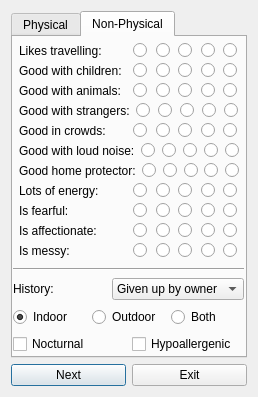
The window that deliverable2-code/d2-source/addanimal.ui (ashleefoureyes/quackjaws) describes before a commit, drawn with Qt 5.
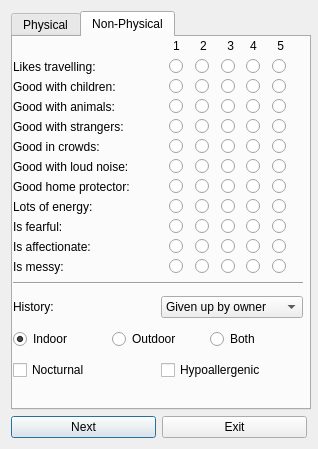
The same window after the commit. The open tabs and pages were chosen to show the change.

The edit to the form file:
```diff
--- a/deliverable2-code/d2-source/addanimal.ui
+++ b/deliverable2-code/d2-source/addanimal.ui
@@ -6,20 +6,20 @@
    <rect>
     <x>0</x>
     <y>0</y>
-    <width>258</width>
-    <height>397</height>
+    <width>318</width>
+    <height>449</height>
    </rect>
   </property>
   <property name="minimumSize">
    <size>
-    <width>258</width>
-    <height>397</height>
+    <width>300</width>
+    <height>425</height>
    </size>
   </property>
   <property name="maximumSize">
    <size>
-    <width>258</width>
-    <height>398</height>
+    <width>318</width>
+    <height>449</height>
    </size>
   </property>
   <property name="windowTitle">
@@ -42,6 +42,18 @@
    </item>
    <item row="0" column="0" colspan="2">
     <widget class="QTabWidget" name="Tabs">
+     <property name="minimumSize">
+      <size>
+       <width>300</width>
+       <height>0</height>
+      </size>
+     </property>
+     <property name="maximumSize">
+      <size>
+       <width>300</width>
+       <height>400</height>
+      </size>
+     </property>
      <property name="currentIndex">
       <number>0</number>
      </property>
@@ -270,24 +282,42 @@
       <widget class="QWidget" name="widget" native="true">
        <property name="geometry">
         <rect>
-         <x>6</x>
-         <y>6</y>
-         <width>230</width>
+         <x>0</x>
+         <y>20</y>
+         <width>291</width>
          <height>221</height>
         </rect>
        </property>
+       <property name="minimumSize">
+        <size>
+         <width>291</width>
+         <height>221</height>
+        </size>
+       </property>
        <widget class="QWidget" name="layoutWidget">
         <property name="geometry">
          <rect>
           <x>0</x>
           <y>0</y>
-          <width>221</width>
-          <height>16</height>
+          <width>279</width>
+          <height>19</height>
          </rect>
         </property>
         <layout class="QHBoxLayout" name="likesTravelling">
          <item>
           <widget class="QLabel" name="lbLikesTravel">
+           <property name="minimumSize">
+            <size>
+             <width>150</width>
+             <height>0</height>
+            </size>
+           </property>
+           <property name="maximumSize">
+            <size>
+             <width>150</width>
+             <height>100</height>
+            </size>
+           </property>
            <property name="text">
             <string>Likes travelling:</string>
            </property>
@@ -357,13 +387,25 @@
          <rect>
           <x>0</x>
           <y>200</y>
-          <width>221</width>
-          <height>16</height>
+          <width>279</width>
+          <height>19</height>
          </rect>
         </property>
         <layout class="QHBoxLayout" name="messy">
          <item>
           <widget class="QLabel" name="lbMessy">
+           <property name="minimumSize">
+            <size>
+             <width>150</width>
+             <height>0</height>
+            </size>
+           </property>
+           <property name="maximumSize">
+            <size>
+             <width>150</width>
+             <height>100</height>
+            </size>
+           </property>
            <property name="text">
             <string>Is messy:</string>
            </property>
@@ -433,13 +475,25 @@
          <rect>
           <x>0</x>
           <y>40</y>
-          <width>221</width>
-          <height>16</height>
+          <width>279</width>
+          <height>19</height>
          </rect>
         </property>
         <layout class="QHBoxLayout" name="goodWithAnimals">
          <item>
           <widget class="QLabel" name="lbGoodWithAnimals">
+           <property name="minimumSize">
+            <size>
+             <width>150</width>
+             <height>0</height>
+            </size>
+           </property>
+           <property name="maximumSize">
+            <size>
+             <width>150</width>
+             <height>100</height>
+            </size>
+           </property>
            <property name="text">
             <string>Good with animals:</string>
            </property>
@@ -509,13 +563,25 @@
          <rect>
           <x>0</x>
           <y>100</y>
-          <width>221</width>
-          <height>16</height>
+          <width>279</width>
+          <height>19</height>
          </rect>
         </property>
         <layout class="QHBoxLayout" name="noise">
          <item>
           <widget class="QLabel" name="lbNoise">
+           <property name="minimumSize">
+            <size>
+             <width>150</width>
+             <height>0</height>
+            </size>
+           </property>
+           <property name="maximumSize">
+            <size>
+             <width>150</width>
+             <height>100</height>
+            </size>
+           </property>
            <property name="text">
             <string>Good with loud noise:</string>
            </property>
@@ -585,13 +651,25 @@
          <rect>
           <x>0</x>
           <y>20</y>
-          <width>221</width>
-          <height>16</height>
+          <width>279</width>
+          <height>19</height>
          </rect>
         </property>
         <layout class="QHBoxLayout" name="goodWithChildren">
          <item>
           <widget class="QLabel" name="lbGoodWithChildren">
+           <property name="minimumSize">
+            <size>
+             <width>150</width>
+             <height>0</height>
+            </size>
+           </property>
+           <property name="maximumSize">
+            <size>
+             <width>150</width>
+             <height>100</height>
+            </size>
+           </property>
            <property name="text">
             <string>Good with children:</string>
            </property>
@@ -661,13 +739,25 @@
          <rect>
           <x>0</x>
           <y>180</y>
-          <width>221</width>
-          <height>16</height>
+          <width>279</width>
+          <height>19</height>
          </rect>
         </property>
         <layout class="QHBoxLayout" name="affection">
          <item>
           <widget class="QLabel" name="lbAffection">
+           <property name="minimumSize">
+            <size>
+             <width>150</width>
+             <height>0</height>
+            </size>
+           </property>
+           <property name="maximumSize">
+            <size>
+             <width>150</width>
+             <height>100</height>
+            </size>
+           </property>
            <property name="text">
             <string>Is affectionate:</string>
            </property>
@@ -737,13 +827,25 @@
          <rect>
           <x>0</x>
           <y>140</y>
-          <width>221</width>
-          <height>16</height>
+          <width>279</width>
+          <height>19</height>
          </rect>
         </property>
         <layout class="QHBoxLayout" name="lotsOfEnergy">
          <item>
           <widget class="QLabel" name="lbEnergy">
+           <property name="minimumSize">
+            <size>
+             <width>150</width>
+             <height>0</height>
+            </size>
+           </property>
+           <property name="maximumSize">
+            <size>
+             <width>150</width>
+             <height>100</height>
+            </size>
+           </property>
            <property name="text">
             <string>Lots of energy:</string>
            </property>
@@ -813,13 +915,25 @@
          <rect>
           <x>0</x>
           <y>80</y>
-          <width>221</width>
-          <height>16</height>
+          <width>279</width>
+          <height>19</height>
          </rect>
         </property>
         <layout class="QHBoxLayout" name="crowds">
          <item>
           <widget class="QLabel" name="lbCrowds">
+           <property name="minimumSize">
+            <size>
+             <width>150</width>
+             <height>0</height>
+            </size>
+           </property>
+           <property name="maximumSize">
+            <size>
+             <width>150</width>
+             <height>100</height>
+            </size>
+           </property>
            <property name="text">
             <string>Good in crowds:</string>
            </property>
@@ -889,13 +1003,25 @@
          <rect>
           <x>0</x>
           <y>60</y>
-          <width>221</width>
-          <height>16</height>
+          <width>279</width>
+          <height>19</height>
          </rect>
         </property>
         <layout class="QHBoxLayout" name="strangers">
          <item>
           <widget class="QLabel" name="lbStrange">
+           <property name="minimumSize">
+            <size>
+             <width>150</width>
+             <height>0</height>
+            </size>
+           </property>
+           <property name="maximumSize">
+            <size>
+             <width>150</width>
+             <height>100</height>
+            </size>
+           </property>
            <property name="text">
             <string>Good with strangers:</string>
            </property>
@@ -965,13 +1091,25 @@
          <rect>
           <x>0</x>
           <y>120</y>
-          <width>221</width>
-          <height>16</height>
+          <width>279</width>
+          <height>19</height>
          </rect>
         </property>
         <layout class="QHBoxLayout" name="protect">
          <item>
           <widget class="QLabel" name="lbProtect">
+           <property name="minimumSize">
+            <size>
+             <width>150</width>
+             <height>0</height>
+            </size>
+           </property>
+           <property name="maximumSize">
+            <size>
+             <width>150</width>
+             <height>100</height>
+            </size>
+           </property>
            <property name="text">
             <string>Good home protector:</string>
            </property>
@@ -1041,13 +1179,25 @@
          <rect>
           <x>0</x>
           <y>160</y>
-          <width>221</width>
-          <height>16</height>
+          <width>279</width>
+          <height>19</height>
          </rect>
         </property>
         <layout class="QHBoxLayout" name="isVeryFearful">
          <item>
           <widget class="QLabel" name="lbFear">
+           <property name="minimumSize">
+            <size>
+             <width>150</width>
+             <height>0</height>
+            </size>
+           </property>
+           <property name="maximumSize">
+            <size>
+             <width>150</width>
+             <height>100</height>
+            </size>
+           </property>
            <property name="text">
             <string>Is fearful:</string>
            </property>
@@ -1117,11 +1267,23 @@
        <property name="geometry">
         <rect>
          <x>0</x>
-         <y>230</y>
-         <width>231</width>
-         <height>88</height>
+         <y>240</y>
+         <width>290</width>
+         <height>111</height>
         </rect>
        </property>
+       <property name="minimumSize">
+        <size>
+         <width>290</width>
+         <height>0</height>
+        </size>
+       </property>
+       <property name="maximumSize">
+        <size>
+         <width>290</width>
+         <height>16777215</height>
+        </size>
+       </property>
        <layout class="QVBoxLayout" name="verticalLayout_4">
         <item>
          <widget class="Line" name="line">
@@ -1222,6 +1384,83 @@
         </item>
        </layout>
       </widget>
+      <widget class="QLabel" name="label_2">
+       <property name="geometry">
+        <rect>
+         <x>160</x>
+         <y>0</y>
+         <width>16</width>
+         <height>17</height>
+        </rect>
+       </property>
+       <property name="text">
+        <string>1</string>
+       </property>
+      </widget>
+      <widget class="QLabel" name="label_3">
+       <property name="geometry">
+        <rect>
+         <x>180</x>
+         <y>0</y>
+         <width>21</width>
+         <height>17</height>
+        </rect>
+       </property>
+       <property name="text">
+        <string>2</string>
+       </property>
+       <property name="alignment">
+        <set>Qt::AlignCenter</set>
+       </property>
+      </widget>
+      <widget class="QLabel" name="label_4">
+       <property name="geometry">
+        <rect>
+         <x>200</x>
+         <y>0</y>
+         <width>21</width>
+         <height>17</height>
+        </rect>
+       </property>
+       <property name="text">
+        <string>3</string>
+       </property>
+       <property name="alignment">
+        <set>Qt::AlignRight|Qt::AlignTrailing|Qt::AlignVCenter</set>
+       </property>
+      </widget>
+      <widget class="QLabel" name="label_5">
+       <property name="geometry">
+        <rect>
+         <x>230</x>
+         <y>0</y>
+         <width>21</width>
+         <height>17</height>
+        </rect>
+       </property>
+       <property name="text">
+        <string>4</string>
+       </property>
+       <property name="alignment">
+        <set>Qt::AlignCenter</set>
+       </property>
+      </widget>
+      <widget class="QLabel" name="label_6">
+       <property name="geometry">
+        <rect>
+         <x>250</x>
+         <y>0</y>
+         <width>21</width>
+         <height>17</height>
+        </rect>
+       </property>
+       <property name="text">
+        <string>5</string>
+       </property>
+       <property name="alignment">
+        <set>Qt::AlignRight|Qt::AlignTrailing|Qt::AlignVCenter</set>
+       </property>
+      </widget>
      </widget>
     </widget>
    </item>
```
Left out of the diff: 74 changed lines with no effect on the pictures.
